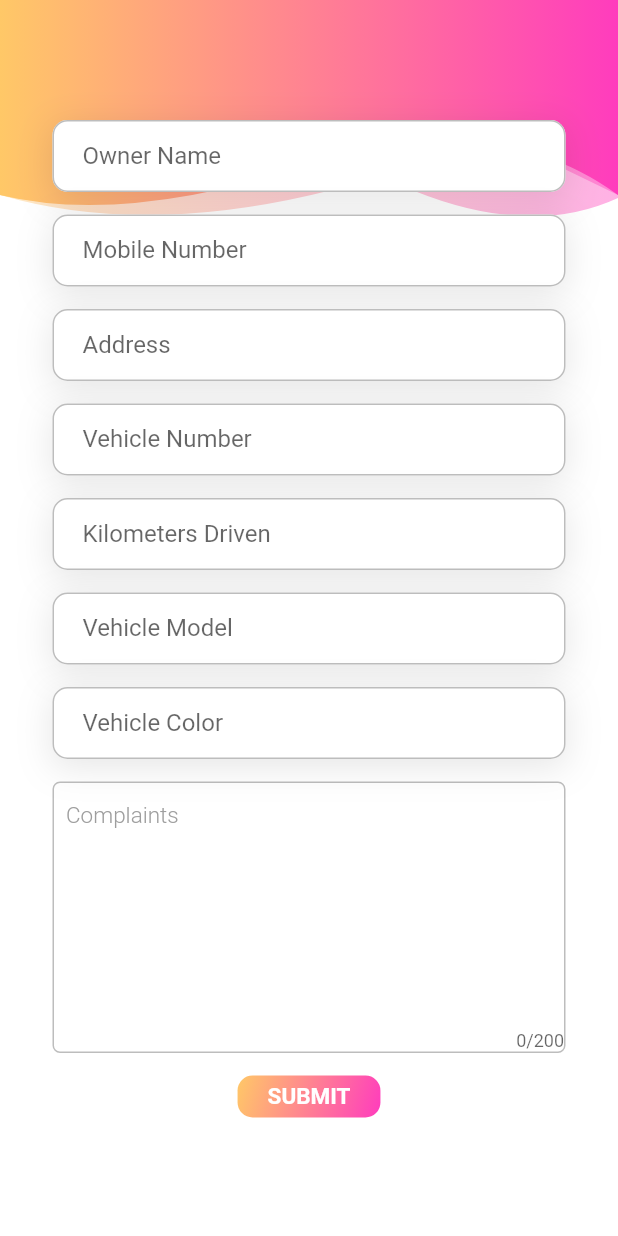
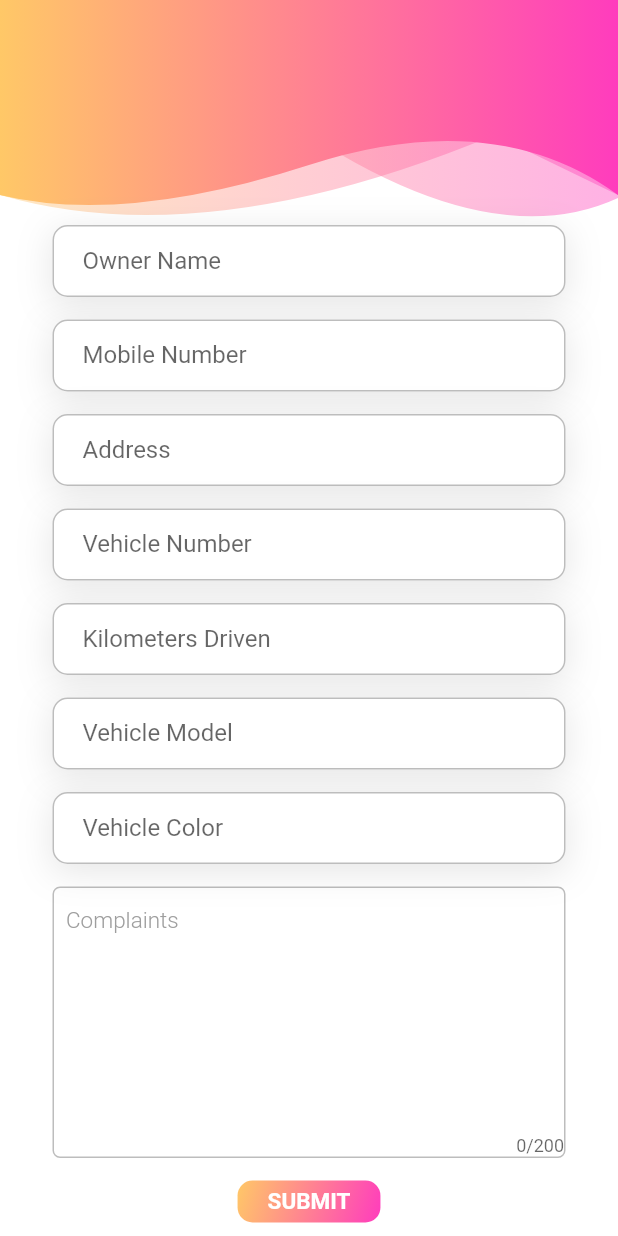
Before and after one commit to Riyasv98/dr_mech, a Flutter app: the CarDetailsPage screen opened directly, on a phone screen of 412 x 824 dp. Run offline on Flutter 3.47's test engine with Material 2 defaults, Android fonts, the light colour scheme and no system bars; our stand-ins replace flutter_easyloading, font_awesome_flutter, hexcolor, motion_toast, shared_preferences; accounts and stored records are empty.

Commit message:
2 errors

```diff
--- a/lib/pages/car_details_screen.dart
+++ b/lib/pages/car_details_screen.dart
@@ -41,42 +41,7 @@
                     key: _formKey,
                     child: Column(
                       children: [
-                        GestureDetector(
-                          child: Stack(
-                            children: [
-                              // Container(
-                              //   padding: EdgeInsets.all(10),
-                              //   decoration: BoxDecoration(
-                              //     borderRadius: BorderRadius.circular(100),
-                              //     border: Border.all(
-                              //         width: 5, color: Colors.white),
-                              //     color: Colors.white,
-                              //     boxShadow: [
-                              //       BoxShadow(
-                              //         color: Colors.black12,
-                              //         blurRadius: 20,
-                              //         offset: const Offset(5, 5),
-                              //       ),
-                              //     ],
-                              //   ),
-                              //   child: Icon(
-                              //     Icons.directions_car,
-                              //     color: Colors.grey.shade300,
-                              //     size: 80.0,
-                              //   ),
-                              // ),
-                              // Container(
-                              //   padding: EdgeInsets.fromLTRB(80, 80, 0, 0),
-                              //   child: Icon(
-                              //     Icons.add_circle,
-                              //     color: Colors.grey.shade700,
-                              //     size: 25.0,
-                              //   ),
-                              // ),
-                            ],
-                          ),
-                        ),
-                        SizedBox(height: 30,),
+                        SizedBox(height:100,),
                         Container(
                           child: TextFormField(
                             decoration: ThemeHelper().textInputDecoration('Owner Name', 'Enter owner name'),
```
